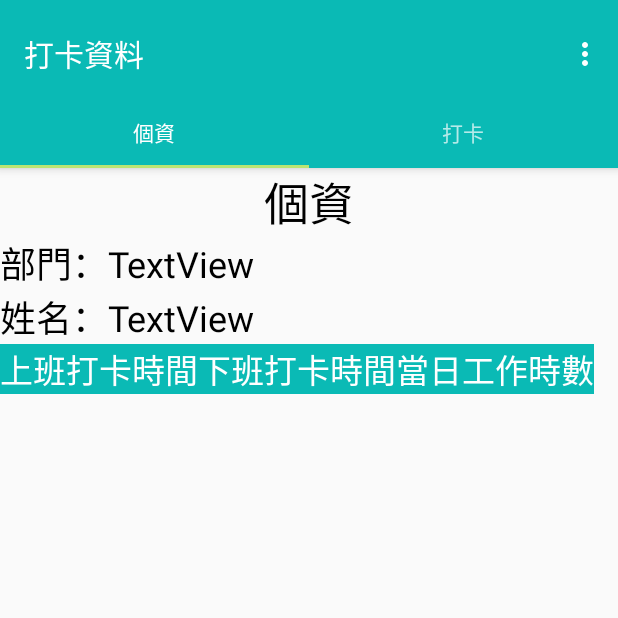
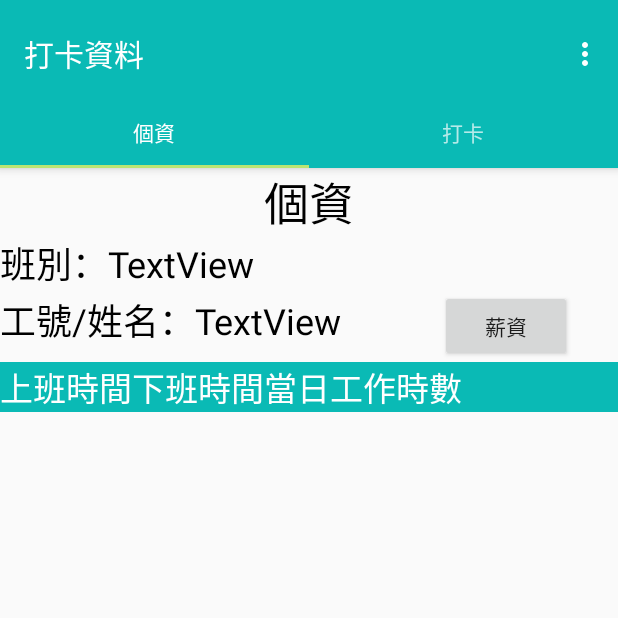
Before and after one commit to ProgramZheng/Android-Check, an Android app: the personal screen opened directly, with no data from a screen before it, on a phone screen of 412 x 824 dp, the top half of it. Run offline under Robolectric (Android 15) with nearby library versions, the phone set to English and light mode, and no system bars; 1 statement that could not run was skipped.

Commit message:
personal打卡資料排版

```diff
--- a/app/src/main/res/layout/personal.xml
+++ b/app/src/main/res/layout/personal.xml
@@ -30,7 +30,7 @@
             android:id="@+id/pertextView1"
             android:layout_weight="0"
             android:layout_height="wrap_content"
-            android:text="部門："
+            android:text="班別："
             android:textColor="@android:color/black"
             android:textSize="24sp" />
 
@@ -55,7 +55,7 @@
             android:layout_width="wrap_content"
             android:layout_height="wrap_content"
             android:layout_weight="0"
-            android:text="姓名："
+            android:text="工號/姓名："
             android:textColor="@android:color/black"
             android:textSize="24sp" />
 
@@ -67,6 +67,14 @@
             android:text="TextView"
             android:textColor="@android:color/black"
             android:textSize="24sp" />
+
+        <Button
+            android:id="@+id/button"
+            android:layout_width="wrap_content"
+            android:layout_height="wrap_content"
+            android:layout_marginLeft="65dp"
+            android:layout_weight="0"
+            android:text="薪資" />
     </LinearLayout>
 
     <LinearLayout
@@ -83,12 +91,12 @@
         android:layout_weight="1"
         android:layout_width="match_parent"
         android:layout_height="wrap_content">
-            <TableRow>
+        <TableRow android:background="#0abab5">
             <TextView
                 android:layout_width="wrap_content"
                 android:layout_height="wrap_content"
                 android:layout_gravity="center"
-                    android:text="上班打卡時間"
+                android:text="上班時間"
                 android:textColor="@android:color/white"
                 android:background="#0abab5"
                 android:textSize="22sp" />
@@ -96,7 +104,7 @@
                 android:layout_width="wrap_content"
                 android:layout_height="wrap_content"
                 android:layout_gravity="center"
-                    android:text="下班打卡時間"
+                android:text="下班時間"
                 android:textColor="@android:color/white"
                 android:background="#0abab5"
                 android:textSize="22sp" />
```
Also changed, not shown: app/src/main/java/com/example/user/myapplication/member.java (+4 -7 lines). Lines whose indentation alone changed are shown as unchanged.
